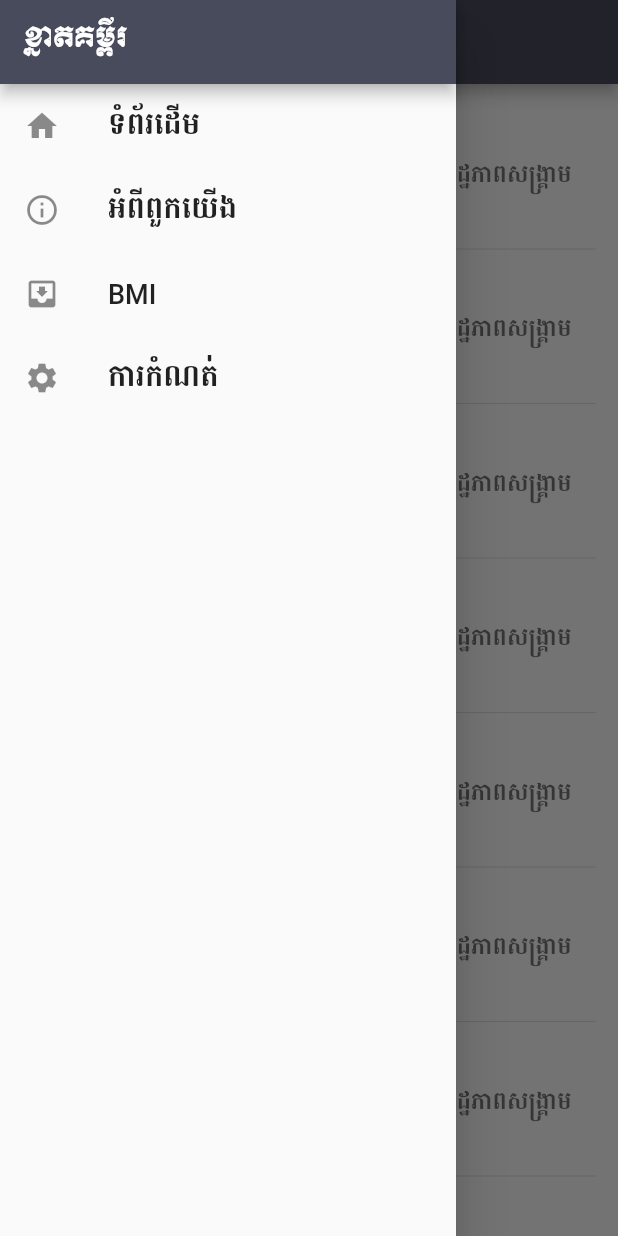
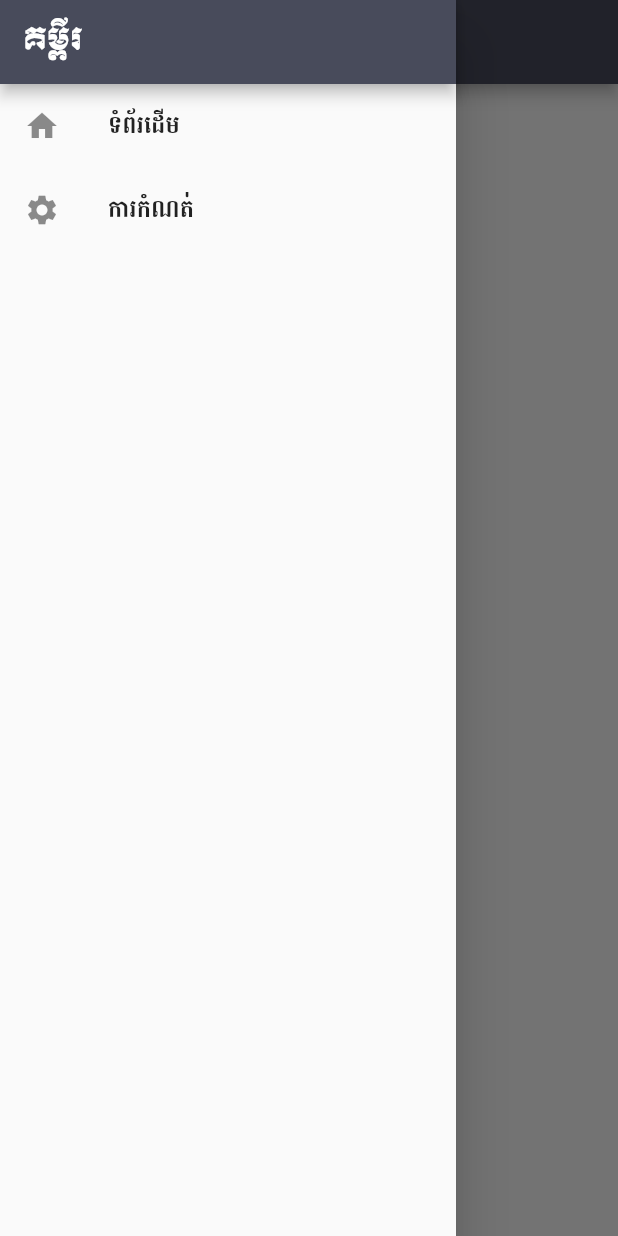
Before and after one commit to khflutter/converter, a Flutter app: the screen it shows after launch, with the side drawer open, on a phone screen of 412 x 824 dp. Run offline on Flutter 3.47's test engine with Material 2 defaults, Android fonts, the phone set to English and light mode, and no system bars; missing offline and left inert: loadmore.

Commit message:
remove unsed file.

```diff
--- /dev/null
+++ b/lib/config/kh_unit_env.dart
@@ -0,0 +1,5 @@
+class KhUnitEnv {
+  static String appName = "គម្ពីរ";
+  static String fontFamilyTitle = "khmerM1";
+  static String fontFamilyText = "KhmerBattambangBold";
+}
--- a/lib/pages/home.dart
+++ b/lib/pages/home.dart
@@ -1,6 +1,5 @@
 import 'package:flutter/material.dart';
-import 'package:khunit/models/post.dart';
-import 'package:khunit/pages/show.dart';
+import 'package:khunit/config/kh_unit_env.dart';
 import 'package:khunit/widgets/drawer.dart';
 
 class HomeScreen extends StatefulWidget {
@@ -8,25 +7,6 @@ class HomeScreen extends StatefulWidget {
 }
 
 class _HomeScreenState extends State<HomeScreen> {
-  String appName = "ខ្នាតគម្ពីរ";
-  double drawerFontSize = 18.0;
-
-  List<Post> posts = [
-    Post(1, "ការបំបែកប្រវែង",
-        "មកមើលរូបថតចាក់ពណ៌ បង្ហាញទិដ្ឋភាពសង្គ្រាមកូរ៉េ កម្របានឃើញពីមុន"),
-    Post(2, "ការបំបែកទំហំ",
-        "មកមើលរូបថតចាក់ពណ៌ បង្ហាញទិដ្ឋភាពសង្គ្រាមកូរ៉េ កម្របានឃើញពីមុន"),
-    Post(3, "ការបំបែកផ្ទៃ",
-        "មកមើលរូបថតចាក់ពណ៌ បង្ហាញទិដ្ឋភាពសង្គ្រាមកូរ៉េ កម្របានឃើញពីមុន"),
-    Post(4, "ការបំបែកទង្ងន់",
-        "មកមើលរូបថតចាក់ពណ៌ បង្ហាញទិដ្ឋភាពសង្គ្រាមកូរ៉េ កម្របានឃើញពីមុន"),
-    Post(5, "ការបំបែកមាឌ",
-        "មកមើលរូបថតចាក់ពណ៌ បង្ហាញទិដ្ឋភាពសង្គ្រាមកូរ៉េ កម្របានឃើញពីមុន"),
-    Post(6, "ការបំបែកកម្ពស់",
-        "មកមើលរូបថតចាក់ពណ៌ បង្ហាញទិដ្ឋភាពសង្គ្រាមកូរ៉េ កម្របានឃើញពីមុន"),
-    Post(7, "ការបំបែកពេល",
-        "មកមើលរូបថតចាក់ពណ៌ បង្ហាញទិដ្ឋភាពសង្គ្រាមកូរ៉េ កម្របានឃើញពីមុន"),
-  ];
 
   @override
   Widget build(BuildContext context) {
@@ -39,54 +19,21 @@ class _HomeScreenState extends State<HomeScreen> {
         drawer: MyDrawer(),
         appBar: AppBar(
           title: Text(
-            appName,
+            KhUnitEnv.appName,
             style: TextStyle(
               fontFamily: "khmerM1",
             ),
           ),
         ),
-        body: ListView.builder(
-          itemCount: posts.length,
-          padding: EdgeInsets.all(15.0),
-          itemBuilder: (BuildContext context, int index) {
-            return Column(
-              children: <Widget>[
-                ListTile(
-                  leading: CircleAvatar(
-                    radius: 30.0,
-                    backgroundColor: Theme.of(context).primaryColor,
-                    child: Text(
-                      this.posts[index].title[0].toString().toUpperCase(),
-                      style: TextStyle(
-                        fontFamily: "khmerM1",
-                        fontSize: 22.0,
-                        color: Color(0xFFFFFFFF),
-                      ),
-                    ),
-                  ),
-                  title: Text(
-                    this.posts[index].title,
-                    style: TextStyle(fontFamily: 'KhmerBattambangBold'),
-                  ),
-                  subtitle: Text(
-                    this.posts[index].description,
-                    style: TextStyle(
-                      fontFamily: 'KhmerBattambangBold',
-                    ),
-                    textAlign: TextAlign.justify,
-                  ),
-                  onTap: () {
-                    Navigator.push(
-                      context,
-                      MaterialPageRoute(
-                          builder: (context) => ShowScreen(this.posts[index])),
-                    );
-                  },
-                ),
-                Divider(),
-              ],
-            );
-          },
+        body: Container(
+          child: Center(
+            child: Text(
+              KhUnitEnv.appName,
+              style: TextStyle(
+                fontFamily: KhUnitEnv.fontFamilyTitle,
+              ),
+            ),
+          ),
         ),
       ),
     );
--- a/lib/widgets/drawer.dart
+++ b/lib/widgets/drawer.dart
@@ -1,6 +1,5 @@
 import 'package:flutter/material.dart';
-import 'package:khunit/pages/about.dart';
-import 'package:khunit/pages/bmi.dart';
+import 'package:khunit/config/kh_unit_env.dart';
 import 'package:khunit/pages/settings.dart';
 
 class MyDrawer extends StatefulWidget {
@@ -8,9 +7,6 @@ class MyDrawer extends StatefulWidget {
 }
 
 class _MyDrawerState extends State<MyDrawer> {
-  String appName = "ខ្នាតគម្ពីរ";
-  double drawerFontSize = 18.0;
-
   @override
   Widget build(BuildContext context) {
     return Drawer(
@@ -19,10 +15,9 @@ class _MyDrawerState extends State<MyDrawer> {
           AppBar(
             automaticallyImplyLeading: false,
             title: Text(
-              appName,
+              KhUnitEnv.appName,
               style: TextStyle(
                 fontFamily: "khmerM1",
-                fontSize: drawerFontSize,
               ),
             ),
           ),
@@ -32,45 +27,10 @@ class _MyDrawerState extends State<MyDrawer> {
               "ទំព័រដើម",
               style: TextStyle(
                 fontFamily: "KhmerBattambangBold",
-                fontSize: drawerFontSize,
               ),
             ),
             onTap: () {
               Navigator.pop(context);
-            },
-          ),
-          ListTile(
-            leading: Icon(Icons.info_outline),
-            title: Text(
-              "អំពីពួកយើង",
-              style: TextStyle(
-                fontFamily: "KhmerBattambangBold",
-                fontSize: drawerFontSize,
-              ),
-            ),
-            onTap: () {
-              Navigator.pop(context);
-              Navigator.push(
-                context,
-                MaterialPageRoute(builder: (context) => AboutScreen()),
-              );
-            },
-          ),
-          ListTile(
-            leading: Icon(Icons.move_to_inbox),
-            title: Text(
-              "BMI",
-              style: TextStyle(
-                fontFamily: "KhmerBattambangBold",
-                fontSize: drawerFontSize,
-              ),
-            ),
-            onTap: () {
-              Navigator.pop(context);
-              Navigator.push(
-                context,
-                MaterialPageRoute(builder: (context) => BmiScreen()),
-              );
             },
           ),
           ListTile(
@@ -79,7 +39,6 @@ class _MyDrawerState extends State<MyDrawer> {
               "ការកំណត់",
               style: TextStyle(
                 fontFamily: "KhmerBattambangBold",
-                fontSize: drawerFontSize,
               ),
             ),
             onTap: () {
```
Also changed, not shown: lib/pages/bmi.dart (deleted, +0 -131 lines), lib/pages/item.dart (deleted, +0 -21 lines).
